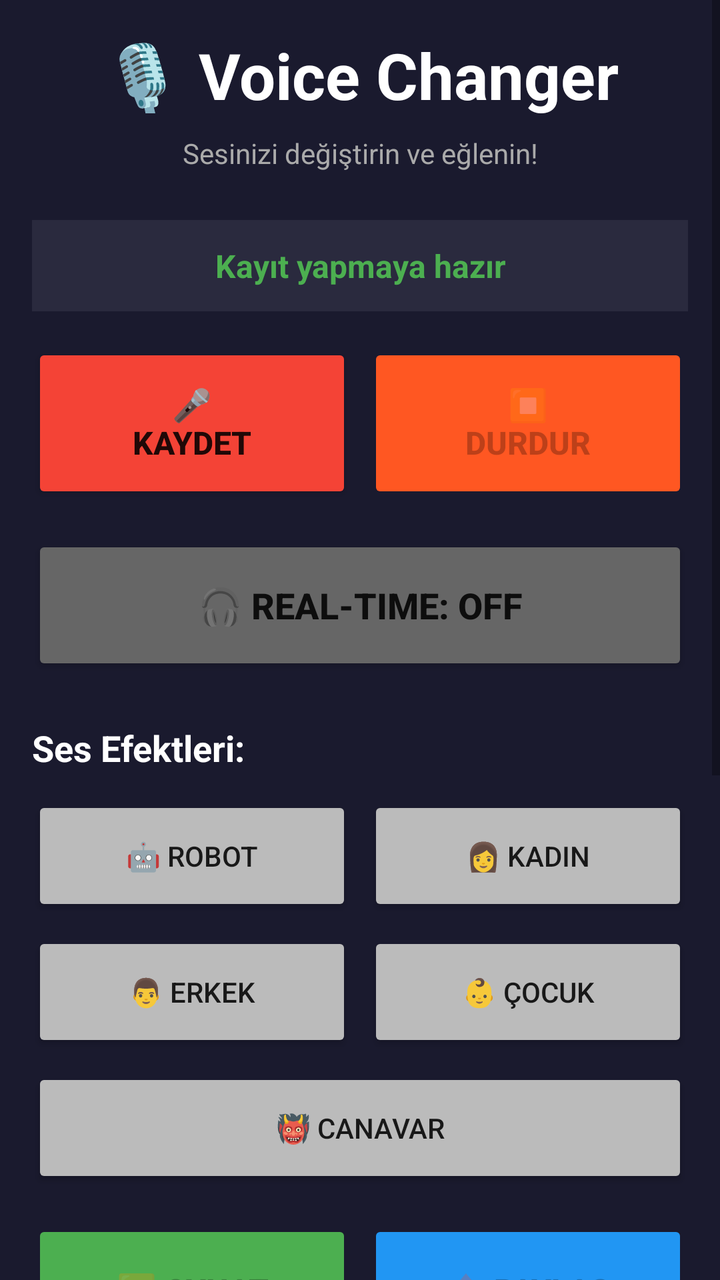
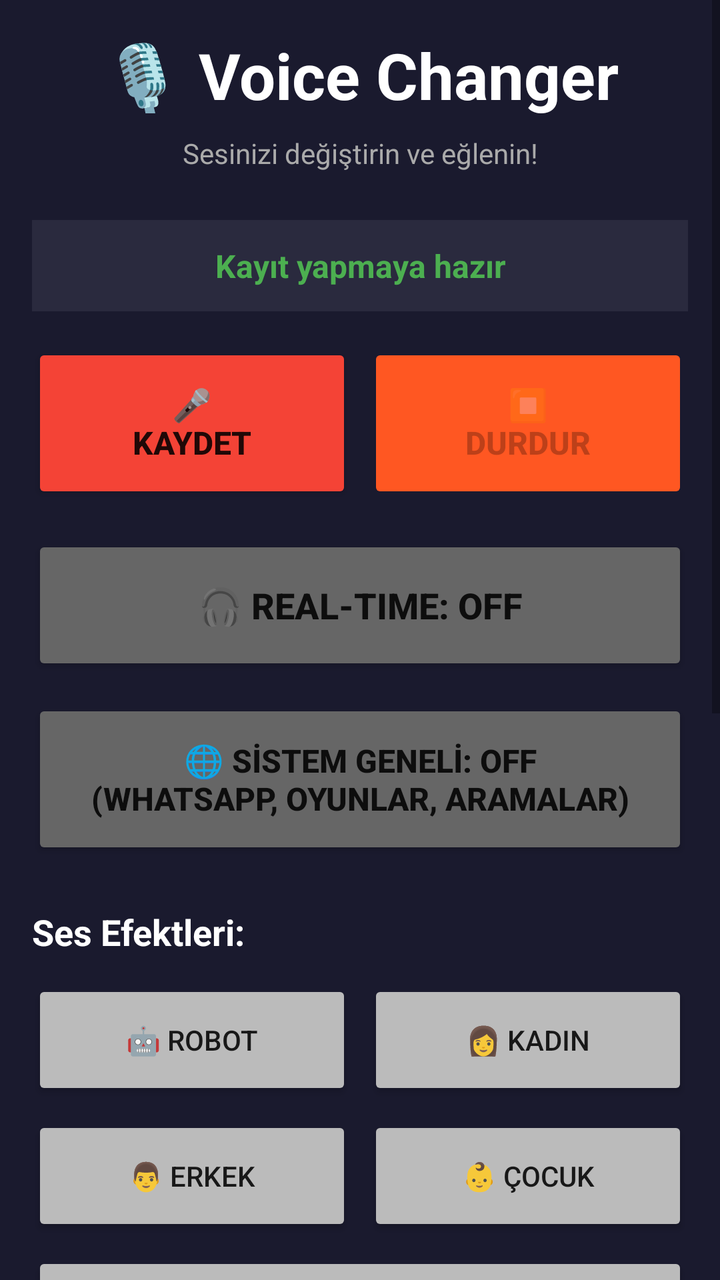

Before-and-after screenshots of an Android layout around one commit, followed by the original layout XML and the change that was made.
<!-- AndroidManifest.xml: application theme Theme.AppCompat.DayNight.DarkActionBar -->
<!-- res/layout/activity_main.xml -->
<?xml version="1.0" encoding="utf-8"?>
<ScrollView xmlns:android="http://schemas.android.com/apk/res/android"
    android:layout_width="match_parent"
    android:layout_height="match_parent"
    android:background="#1a1a2e"
    android:fillViewport="true">

    <LinearLayout
        android:layout_width="match_parent"
        android:layout_height="wrap_content"
        android:orientation="vertical"
        android:padding="16dp">

        
        <TextView
            android:layout_width="match_parent"
            android:layout_height="wrap_content"
            android:text="🎙️ Voice Changer"
            android:textSize="32sp"
            android:textStyle="bold"
            android:textColor="#ffffff"
            android:gravity="center"
            android:paddingBottom="8dp"/>

        <TextView
            android:layout_width="match_parent"
            android:layout_height="wrap_content"
            android:text="Sesinizi değiştirin ve eğlenin!"
            android:textSize="14sp"
            android:textColor="#aaaaaa"
            android:gravity="center"
            android:paddingBottom="24dp"/>

        
        <TextView
            android:id="@+id/tvStatus"
            android:layout_width="match_parent"
            android:layout_height="wrap_content"
            android:text="Kayıt yapmaya hazır"
            android:textSize="16sp"
            android:textColor="#4CAF50"
            android:gravity="center"
            android:background="#2a2a3e"
            android:padding="12dp"
            android:layout_marginBottom="16dp"
            android:textStyle="bold"/>

        
        <LinearLayout
            android:layout_width="match_parent"
            android:layout_height="wrap_content"
            android:orientation="horizontal"
            android:gravity="center"
            android:paddingBottom="16dp">

            <Button
                android:id="@+id/btnRecord"
                android:layout_width="0dp"
                android:layout_height="80dp"
                android:layout_weight="1"
                android:text="🎤\nKaydet"
                android:textSize="16sp"
                android:textStyle="bold"
                android:backgroundTint="#f44336"
                android:layout_marginEnd="8dp"/>

            <Button
                android:id="@+id/btnStop"
                android:layout_width="0dp"
                android:layout_height="80dp"
                android:layout_weight="1"
                android:text="⏹️\nDurdur"
                android:textSize="16sp"
                android:textStyle="bold"
                android:backgroundTint="#FF5722"
                android:enabled="false"/>
        </LinearLayout>

        
        <Button
            android:id="@+id/btnRealtime"
            android:layout_width="match_parent"
            android:layout_height="70dp"
            android:text="🎧 Real-Time: OFF"
            android:textSize="18sp"
            android:textStyle="bold"
            android:backgroundTint="#666666"
            android:layout_marginBottom="24dp"/>

        
        <TextView
            android:layout_width="match_parent"
            android:layout_height="wrap_content"
            android:text="Ses Efektleri:"
            android:textSize="18sp"
            android:textColor="#ffffff"
            android:textStyle="bold"
            android:paddingBottom="12dp"/>

        
        <LinearLayout
            android:layout_width="match_parent"
            android:layout_height="wrap_content"
            android:orientation="vertical"
            android:paddingBottom="16dp">

            
            <LinearLayout
                android:layout_width="match_parent"
                android:layout_height="wrap_content"
                android:orientation="horizontal"
                android:paddingBottom="8dp">

                <Button
                    android:id="@+id/btnRobot"
                    android:layout_width="0dp"
                    android:layout_height="60dp"
                    android:layout_weight="1"
                    android:text="🤖 Robot"
                    android:textSize="14sp"
                    android:backgroundTint="#BBBBBB"
                    android:layout_marginEnd="4dp"/>

                <Button
                    android:id="@+id/btnWoman"
                    android:layout_width="0dp"
                    android:layout_height="60dp"
                    android:layout_weight="1"
                    android:text="👩 Kadın"
                    android:textSize="14sp"
                    android:backgroundTint="#BBBBBB"
                    android:layout_marginStart="4dp"/>
            </LinearLayout>

            
            <LinearLayout
                android:layout_width="match_parent"
                android:layout_height="wrap_content"
                android:orientation="horizontal"
                android:paddingBottom="8dp">

                <Button
                    android:id="@+id/btnMan"
                    android:layout_width="0dp"
                    android:layout_height="60dp"
                    android:layout_weight="1"
                    android:text="👨 Erkek"
                    android:textSize="14sp"
                    android:backgroundTint="#BBBBBB"
                    android:layout_marginEnd="4dp"/>

                <Button
                    android:id="@+id/btnChild"
                    android:layout_width="0dp"
                    android:layout_height="60dp"
                    android:layout_weight="1"
                    android:text="👶 Çocuk"
                    android:textSize="14sp"
                    android:backgroundTint="#BBBBBB"
                    android:layout_marginStart="4dp"/>
            </LinearLayout>

            
            <Button
                android:id="@+id/btnMonster"
                android:layout_width="match_parent"
                android:layout_height="60dp"
                android:text="👹 Canavar"
                android:textSize="14sp"
                android:backgroundTint="#BBBBBB"/>
        </LinearLayout>

        
        <LinearLayout
            android:layout_width="match_parent"
            android:layout_height="wrap_content"
            android:orientation="horizontal"
            android:gravity="center"
            android:paddingBottom="24dp">

            <Button
                android:id="@+id/btnPlay"
                android:layout_width="0dp"
                android:layout_height="70dp"
                android:layout_weight="1"
                android:text="▶️ Oynat"
                android:textSize="16sp"
                android:textStyle="bold"
                android:backgroundTint="#4CAF50"
                android:layout_marginEnd="8dp"
                android:enabled="false"/>

            <Button
                android:id="@+id/btnShare"
                android:layout_width="0dp"
                android:layout_height="70dp"
                android:layout_weight="1"
                android:text="📤 Paylaş"
                android:textSize="16sp"
                android:textStyle="bold"
                android:backgroundTint="#2196F3"
                android:enabled="false"/>
        </LinearLayout>

        
        <TextView
            android:layout_width="match_parent"
            android:layout_height="wrap_content"
            android:text="Kayıtlarım:"
            android:textSize="18sp"
            android:textColor="#ffffff"
            android:textStyle="bold"
            android:paddingBottom="12dp"/>

        
        <androidx.recyclerview.widget.RecyclerView
            android:id="@+id/rvRecordings"
            android:layout_width="match_parent"
            android:layout_height="300dp"
            android:background="#2a2a3e"
            android:padding="8dp"/>

    </LinearLayout>

</ScrollView>
<!-- resources referenced by this layout -->
<resources>

</resources>

<!-- the commit's change to res/layout/activity_main.xml (unified diff, before → after) -->
@@ -83,6 +83,17 @@
             android:layout_height="70dp"
             android:text="🎧 Real-Time: OFF"
             android:textSize="18sp"
+            android:textStyle="bold"
+            android:backgroundTint="#666666"
+            android:layout_marginBottom="12dp"/>
+
+        
+        <Button
+            android:id="@+id/btnSystemWide"
+            android:layout_width="match_parent"
+            android:layout_height="80dp"
+            android:text="🌐 SİSTEM GENELİ: OFF\n(WhatsApp, Oyunlar, Aramalar)"
+            android:textSize="16sp"
             android:textStyle="bold"
             android:backgroundTint="#666666"
             android:layout_marginBottom="24dp"/>
